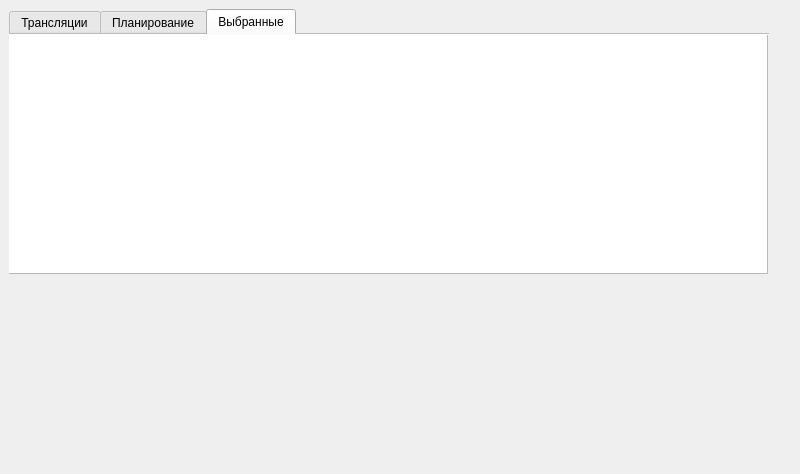
Above: tv_rec/mainwindow.ui from ilginzburg/TV_Recorder before the change. Below: the same form after it.
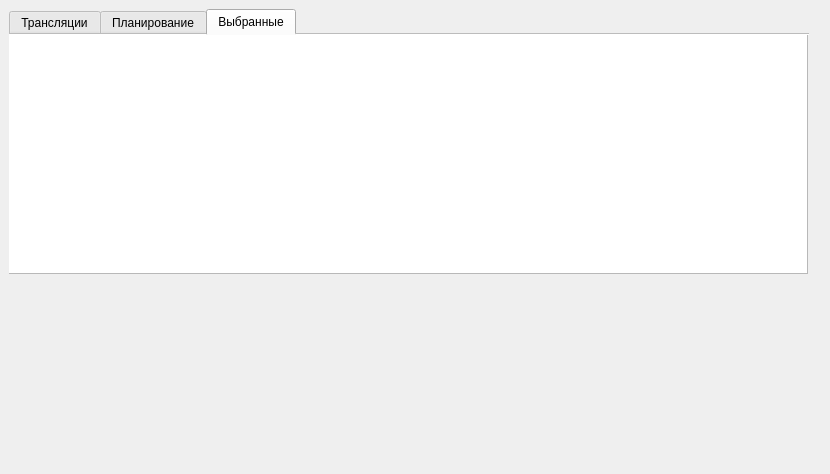
That is the form after the change. The open tabs and pages were chosen to show the change.

```diff
--- a/tv_rec/mainwindow.ui
+++ b/tv_rec/mainwindow.ui
@@ -6,7 +6,7 @@
    <rect>
     <x>0</x>
     <y>0</y>
-    <width>800</width>
+    <width>830</width>
     <height>474</height>
    </rect>
   </property>
@@ -25,7 +25,7 @@
       </property>
       <property name="minimumSize">
        <size>
-        <width>760</width>
+        <width>800</width>
         <height>450</height>
        </size>
       </property>
@@ -609,7 +609,7 @@
          <rect>
           <x>-1</x>
           <y>-1</y>
-          <width>760</width>
+          <width>800</width>
           <height>240</height>
          </rect>
         </property>
```
Left out of the diff: 6 changed lines with no effect on the pictures.
